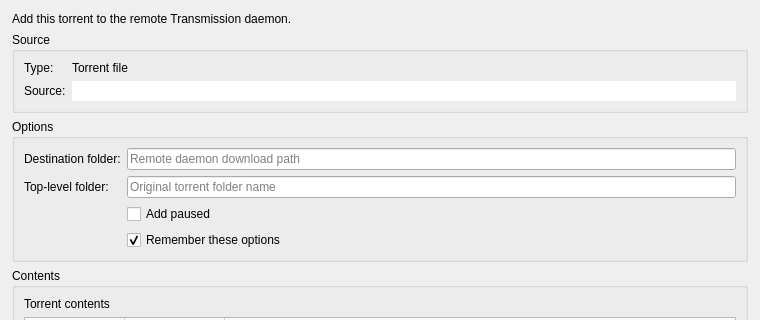
The window that torrentadddialog.ui (mveinot/transmission-control) describes before a commit, drawn with Qt 5; both pictures show x 0 to 760 and y 0 to 320 of the 760 by 560 pixel window.
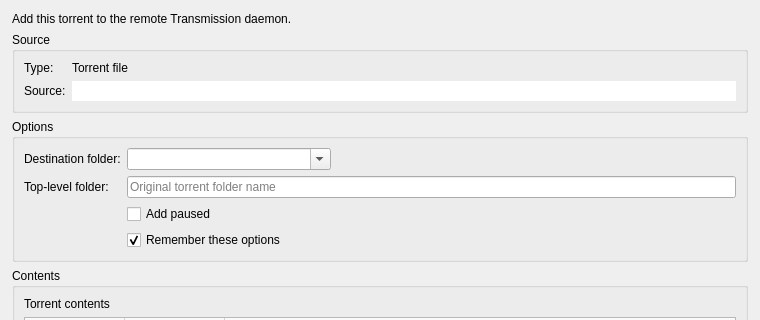
The same window after the commit.

The edit to the form file:
```diff
--- a/torrentadddialog.ui
+++ b/torrentadddialog.ui
@@ -99,13 +99,13 @@
        </widget>
       </item>
       <item row="0" column="1">
-       <widget class="QLineEdit" name="editDownloadDir">
+       <widget class="QComboBox" name="comboDownloadDir">
+        <property name="editable">
+         <bool>true</bool>
+        </property>
         <property name="placeholderText">
          <string>Remote daemon download path</string>
         </property>
-        <property name="clearButtonEnabled">
-         <bool>true</bool>
-        </property>
        </widget>
       </item>
       <item row="1" column="1">
```
